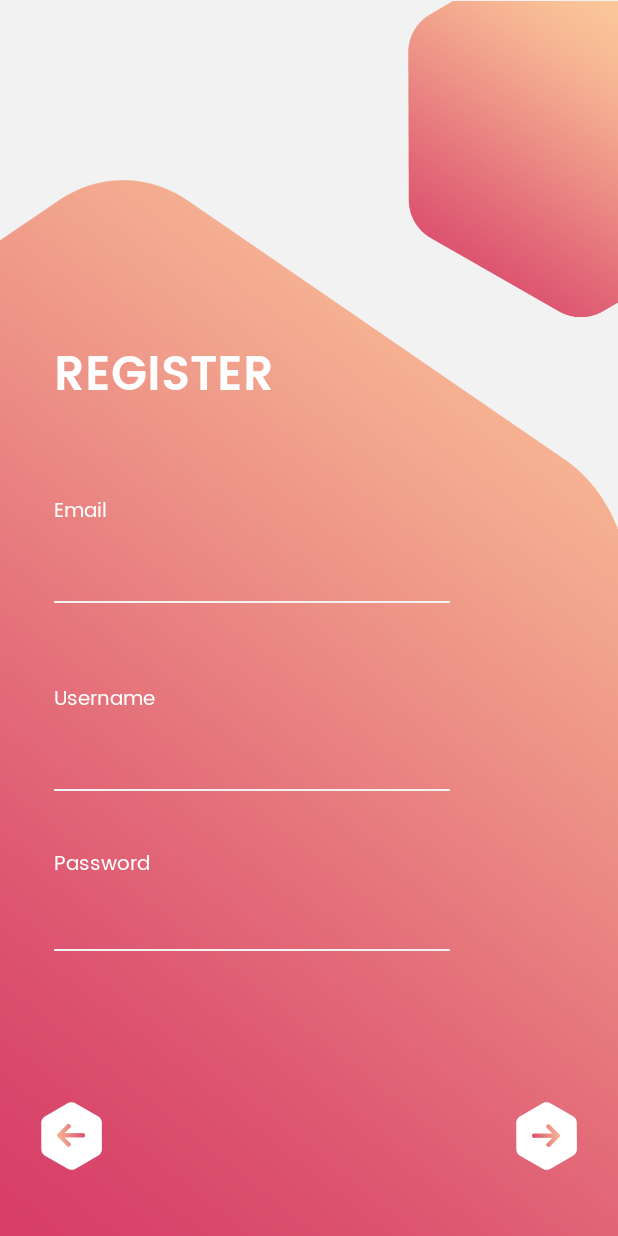
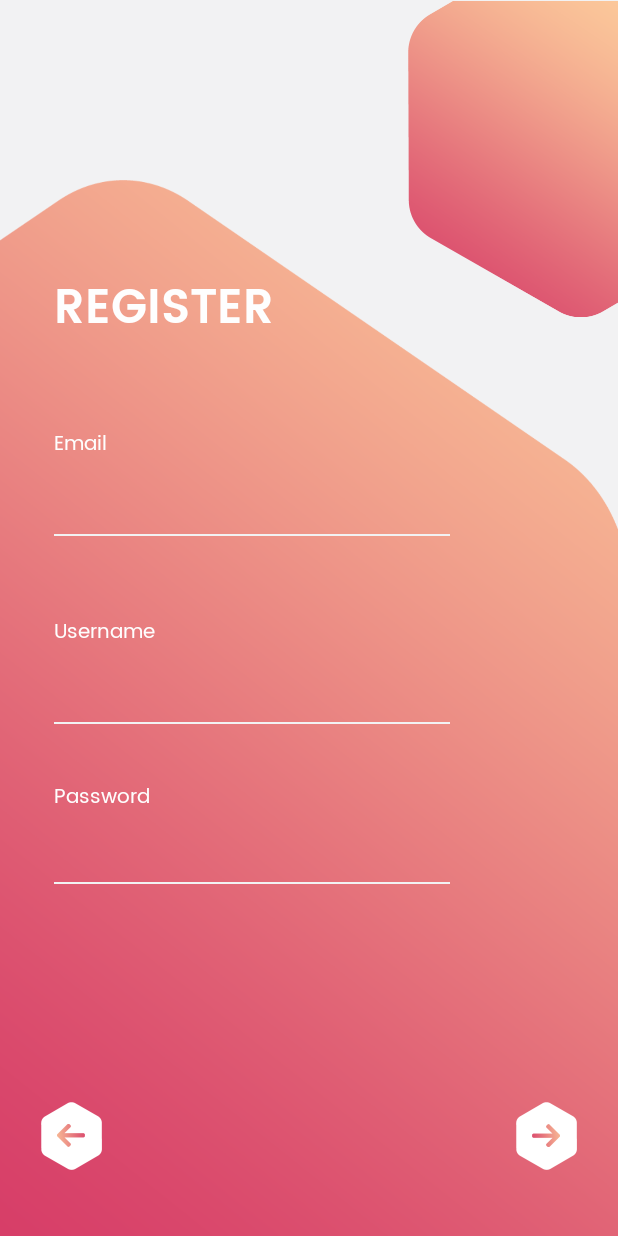
Before and after one commit to adityastic/RebataurRupeeRemitOptimizer, an Android app: the RegisterActivityTemp screen opened directly, with no data from a screen before it, on a phone screen of 412 x 824 dp. Run offline under Robolectric (Android 15) with nearby library versions, the phone set to English and light mode, and no system bars; libraries missing offline, so code that uses them is left out: com.scottyab.showhidepasswordedittext; plain views replace ShowHidePasswordEditText; 1 statement that could not run was skipped.

Commit message:
Latest Release

```diff
--- a/app/src/main/java/com/rebataur/forexapp/RegisterActivityTemp.java
+++ b/app/src/main/java/com/rebataur/forexapp/RegisterActivityTemp.java
@@ -117,8 +117,8 @@ public class RegisterActivityTemp extends AppCompatActivity {
                                         Toast.makeText(RegisterActivityTemp.this, "User Already Exists, Use another username", Toast.LENGTH_SHORT).show();
                                     }
                                 } catch (JSONException e) {
-                                    e.printStackTrace();
-                                }
+                                e.printStackTrace();
+                            }
                             }
 
                             @Override
--- a/app/src/main/res/layout/activity_register.xml
+++ b/app/src/main/res/layout/activity_register.xml
@@ -6,7 +6,7 @@
               android:layout_height="match_parent"
               android:background="#f2f2f3"
               android:orientation="vertical"
-              tools:context=".LoginActivityTemp">
+              tools:context=".ui.activities.RegisterActivity">
 
     <LinearLayout
             android:layout_width="match_parent"
@@ -37,8 +37,12 @@
                     android:layout_marginLeft="36dp"
                     android:layout_marginBottom="90dp"
                     android:gravity="center"
+                    android:orientation="vertical">
+                <ScrollView android:layout_width="wrap_content" android:layout_height="match_parent">
+                    <LinearLayout android:layout_width="wrap_content"
                                   android:orientation="vertical"
-                    android:paddingTop="125dp">
+                                  android:paddingTop="180dp"
+                                  android:layout_height="match_parent">
 
 
                         <customfonts.MyTextView_Poppins_SemiBold
@@ -153,6 +157,9 @@
                                 android:background="#f2f2f3"/>
 
                     </LinearLayout>
+                </ScrollView>
+
+            </LinearLayout>
 
 
             <FrameLayout
```
Also changed, not shown: app/src/main/java/com/rebataur/forexapp/utils/TypefaceUtil.java (+0 -7 lines), app/src/main/java/com/rebataur/forexapp/views/graph/BaseSeries.java (+72 -73 lines), app/src/main/res/layout/activity_login.xml (+8 -5 lines). Lines whose indentation alone changed are shown as unchanged.
